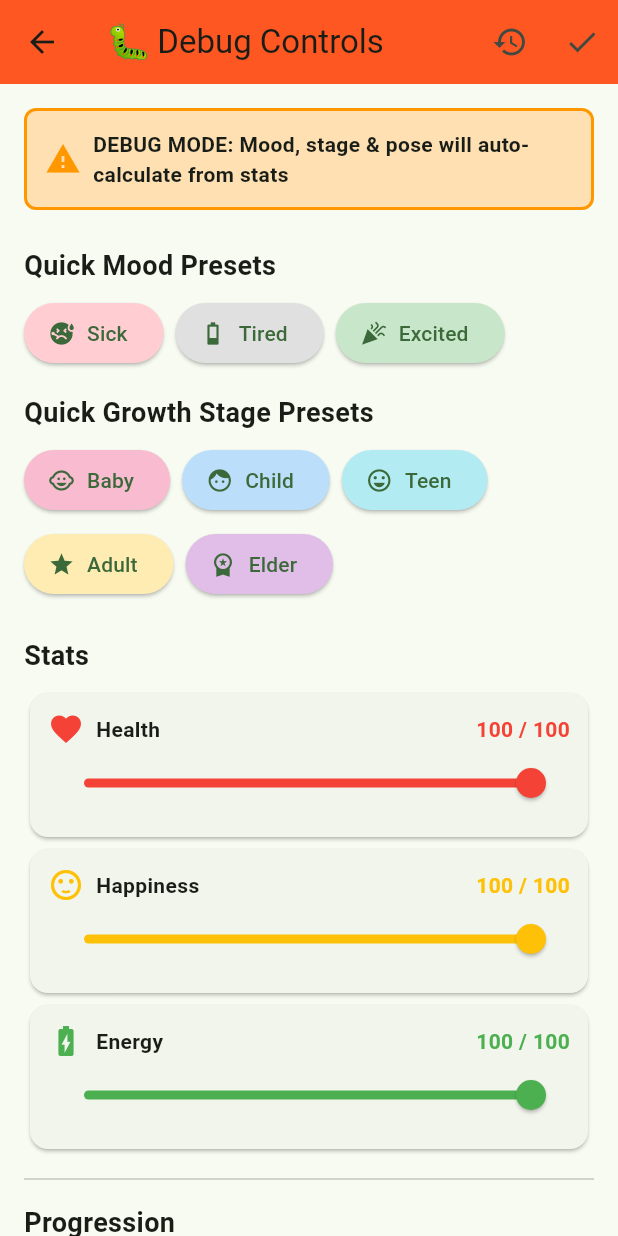
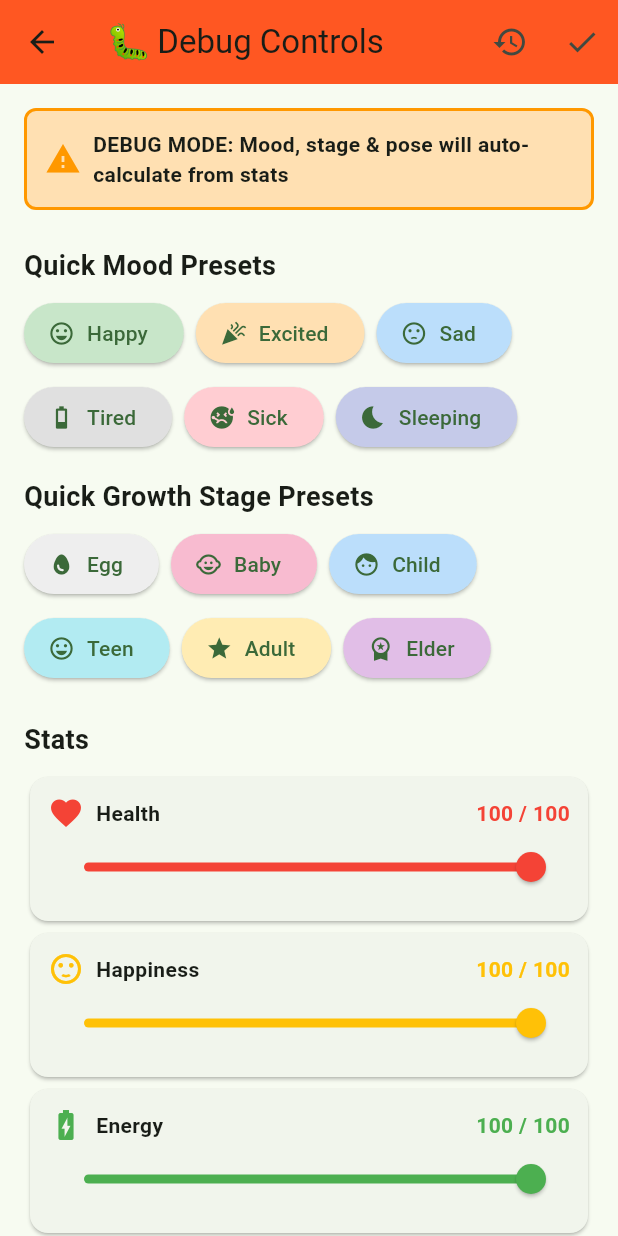
Before and after one commit to Heriep/tamagit, a Flutter app: the DebugScreen screen opened directly, on a phone screen of 412 x 824 dp. Run offline on Flutter 3.47's test engine with Material 3 defaults, Android fonts, the phone set to English and light mode, and no system bars; our stand-ins replace shared_preferences; accounts and stored records are empty.

Commit message:
add more presets on debug screen

```diff
--- a/lib/screens/debug_screen.dart
+++ b/lib/screens/debug_screen.dart
@@ -85,20 +85,43 @@ class _DebugScreenState extends State<DebugScreen> {
   void _setPreset(String preset) {
     setState(() {
       switch (preset) {
-        case 'sick':
-          _health = 15;
-          _happiness = 30;
-          _energy = 20;
+        // Mood presets
+        case 'happy':
+          _health = 80;
+          _happiness = 85;
+          _energy = 75;
+          break;
+        case 'excited':
+          _health = 100;
+          _happiness = 100;
+          _energy = 100;
+          break;
+        case 'sad':
+          _health = 60;
+          _happiness = 25;
+          _energy = 50;
           break;
         case 'tired':
           _health = 50;
           _happiness = 50;
           _energy = 10;
           break;
-        case 'excited':
-          _health = 100;
-          _happiness = 100;
-          _energy = 100;
+        case 'sick':
+          _health = 15;
+          _happiness = 30;
+          _energy = 20;
+          break;
+        case 'sleeping':
+          _health = 70;
+          _happiness = 60;
+          _energy = 5;
+          break;
+
+        // Growth stage presets
+        case 'egg':
+          _age = 0;
+          _totalCommits = 0;
+          _commitStreak = 0;
           break;
         case 'baby':
           _age = 5;
@@ -188,10 +211,22 @@ class _DebugScreenState extends State<DebugScreen> {
               runSpacing: 8,
               children: [
                 ElevatedButton.icon(
-                  onPressed: () => _setPreset('sick'),
-                  icon: const Icon(Icons.sick),
-                  label: const Text('Sick'),
-                  style: ElevatedButton.styleFrom(backgroundColor: Colors.red[100]),
+                  onPressed: () => _setPreset('happy'),
+                  icon: const Icon(Icons.sentiment_very_satisfied),
+                  label: const Text('Happy'),
+                  style: ElevatedButton.styleFrom(backgroundColor: Colors.green[100]),
+                ),
+                ElevatedButton.icon(
+                  onPressed: () => _setPreset('excited'),
+                  icon: const Icon(Icons.celebration),
+                  label: const Text('Excited'),
+                  style: ElevatedButton.styleFrom(backgroundColor: Colors.orange[100]),
+                ),
+                ElevatedButton.icon(
+                  onPressed: () => _setPreset('sad'),
+                  icon: const Icon(Icons.sentiment_dissatisfied),
+                  label: const Text('Sad'),
+                  style: ElevatedButton.styleFrom(backgroundColor: Colors.blue[100]),
                 ),
                 ElevatedButton.icon(
                   onPressed: () => _setPreset('tired'),
@@ -200,10 +235,16 @@ class _DebugScreenState extends State<DebugScreen> {
                   style: ElevatedButton.styleFrom(backgroundColor: Colors.grey[300]),
                 ),
                 ElevatedButton.icon(
-                  onPressed: () => _setPreset('excited'),
-                  icon: const Icon(Icons.celebration),
-                  label: const Text('Excited'),
-                  style: ElevatedButton.styleFrom(backgroundColor: Colors.green[100]),
+                  onPressed: () => _setPreset('sick'),
+                  icon: const Icon(Icons.sick),
+                  label: const Text('Sick'),
+                  style: ElevatedButton.styleFrom(backgroundColor: Colors.red[100]),
+                ),
+                ElevatedButton.icon(
+                  onPressed: () => _setPreset('sleeping'),
+                  icon: const Icon(Icons.bedtime),
+                  label: const Text('Sleeping'),
+                  style: ElevatedButton.styleFrom(backgroundColor: Colors.indigo[100]),
                 ),
               ],
             ),
@@ -220,6 +261,12 @@ class _DebugScreenState extends State<DebugScreen> {
               spacing: 8,
               runSpacing: 8,
               children: [
+                ElevatedButton.icon(
+                  onPressed: () => _setPreset('egg'),
+                  icon: const Icon(Icons.egg),
+                  label: const Text('Egg'),
+                  style: ElevatedButton.styleFrom(backgroundColor: Colors.grey[200]),
+                ),
                 ElevatedButton.icon(
                   onPressed: () => _setPreset('baby'),
                   icon: const Icon(Icons.child_care),
```
